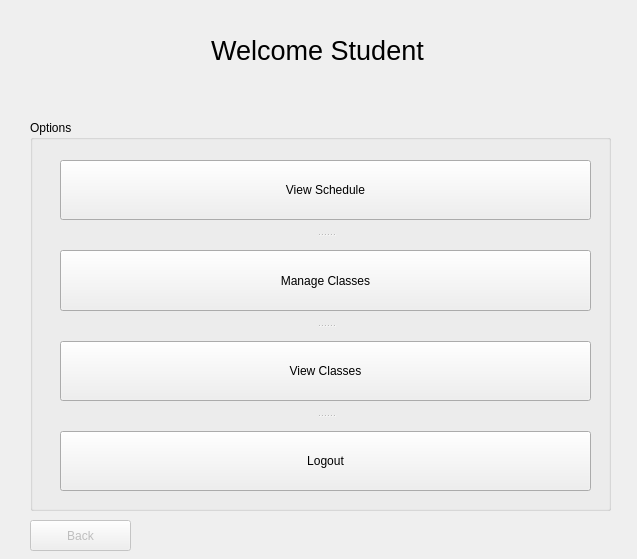
This is Form Files/studentView.ui in alixabahena/SIMS as Qt 5 draws it before an edit. The edited form follows.
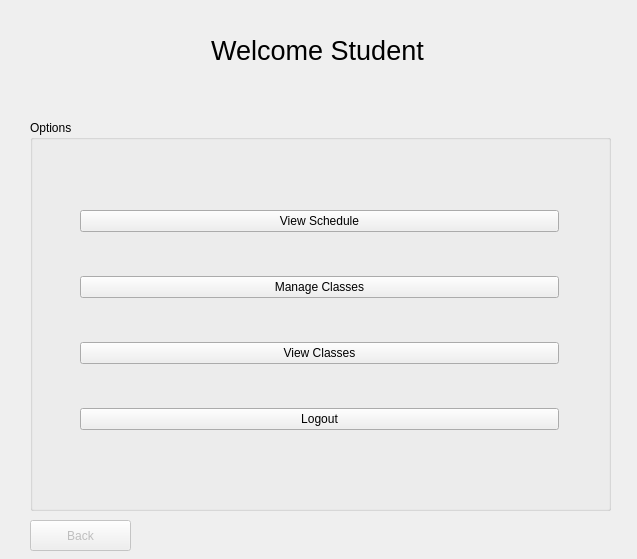
This is the edited form.

Commit message: Edited login window since the invalid error was being cut off. Removed splitters from student and faculty view and used horizontal layout instead

Patch:
```diff
--- a/Form Files/studentView.ui
+++ b/Form Files/studentView.ui
@@ -59,41 +59,48 @@
      <property name="title">
       <string>Options</string>
      </property>
-     <widget class="QSplitter" name="splitter">
+     <widget class="QWidget" name="verticalLayoutWidget">
       <property name="geometry">
        <rect>
-        <x>30</x>
+        <x>39</x>
         <y>40</y>
-        <width>531</width>
-        <height>331</height>
+        <width>501</width>
+        <height>321</height>
        </rect>
       </property>
-      <property name="orientation">
-       <enum>Qt::Vertical</enum>
-      </property>
-      <property name="handleWidth">
-       <number>30</number>
-      </property>
+      <layout class="QVBoxLayout" name="verticalLayout">
+       <property name="spacing">
+        <number>5</number>
+       </property>
+       <item>
       <widget class="QPushButton" name="viewScheduleButton">
        <property name="text">
         <string>View Schedule</string>
        </property>
       </widget>
+       </item>
+       <item>
       <widget class="QPushButton" name="manageClassesButton">
        <property name="text">
         <string>Manage Classes</string>
        </property>
       </widget>
+       </item>
+       <item>
       <widget class="QPushButton" name="viewClassesButton">
        <property name="text">
         <string>View Classes</string>
        </property>
       </widget>
+       </item>
+       <item>
       <widget class="QPushButton" name="logoutButton">
        <property name="text">
         <string>Logout</string>
        </property>
       </widget>
+       </item>
+      </layout>
      </widget>
     </widget>
    </widget>
```
Left out of the diff: 16 changed lines with no effect on the pictures. Lines whose indentation alone changed are shown as unchanged. The commit also changes 5 other files.
